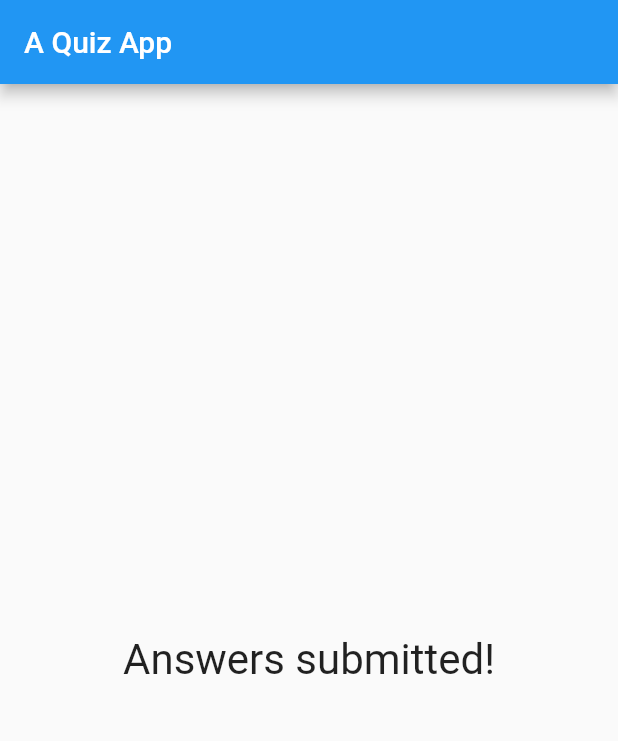
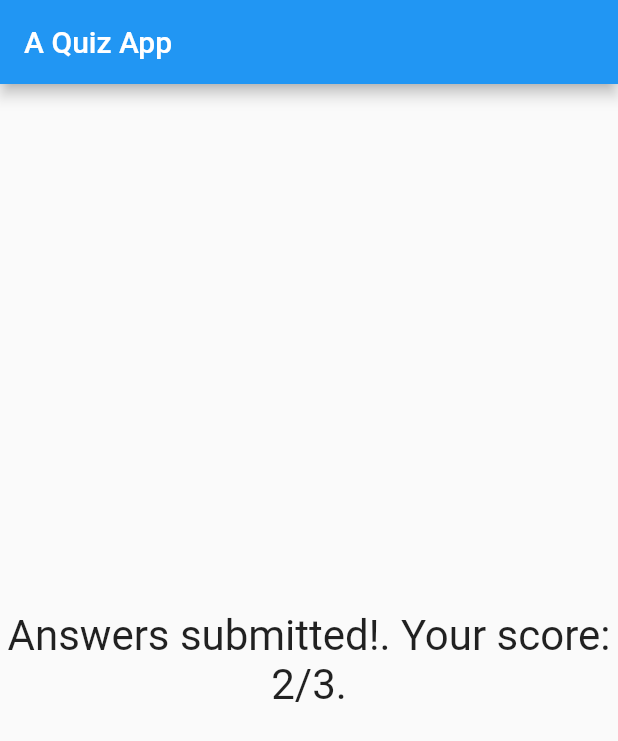
Before and after one commit to nmint8m/learn-flutter, a Flutter app: the screen it shows after launch, after a tap on "A boy", after a tap on "Ron", after a tap on "Hermione Granger", on a phone screen of 412 x 824 dp. Shown: the top 741 px of the screen. Run offline on Flutter 3.47's test engine with Material 2 defaults, Android fonts, the phone set to English and light mode, and no system bars; statements that could not run were skipped.

Commit message:
Calculating a Total Score

```diff
--- a/a_quiz_app/lib/custom-widgets/answer.dart
+++ b/a_quiz_app/lib/custom-widgets/answer.dart
@@ -1,11 +1,16 @@
 import 'package:flutter/material.dart';
 
 class Answer extends StatelessWidget {
+  final int totalScore;
+  final int totalQuestions;
+
+  Answer(this.totalScore, this.totalQuestions);
+
   @override
   Widget build(BuildContext context) {
     return Center(
       child: Text(
-        'Answers submitted!',
+        'Answers submitted!. Your score: $totalScore/$totalQuestions.',
         style: TextStyle(fontSize: 28),
         textAlign: TextAlign.center,
       ),
--- a/a_quiz_app/lib/custom-widgets/question-choice.dart
+++ b/a_quiz_app/lib/custom-widgets/question-choice.dart
@@ -1,19 +1,21 @@
 import 'package:flutter/material.dart';
 
-typedef StringCallback = void Function(String);
+typedef ChoiceCallback = void Function(String, int);
 
 class QuestionChoice extends StatelessWidget {
-  final String choice;
+  final Map<String, Object> choice;
 
   // Passing callback functions arround
   // final Function selectHandler;
   // final VoidCallback selectHandler; // More specific void callback function than Function
-  final StringCallback selectHandler;
+  final ChoiceCallback selectHandler;
 
   QuestionChoice(this.choice, this.selectHandler);
 
   @override
   Widget build(BuildContext context) {
+    String text = choice['text'] as String;
+    int score = choice['score'] as int;
     return Container(
       width: double.infinity,
       margin: EdgeInsets.all(5),
@@ -21,9 +23,9 @@ class QuestionChoice extends StatelessWidget {
         style: ButtonStyle(
           backgroundColor: MaterialStateProperty.all(Colors.green),
         ),
-        child: Text(choice),
+        child: Text(text),
         onPressed: () {
-          selectHandler(choice);
+          selectHandler(text, score);
         },
       ),
     );
--- a/a_quiz_app/lib/custom-widgets/quiz.dart
+++ b/a_quiz_app/lib/custom-widgets/quiz.dart
@@ -5,7 +5,7 @@ import 'package:a_quiz_app/custom-widgets/question-choice.dart';
 class Quiz extends StatelessWidget {
   final List<Map<String, Object>> questions;
   final int questionIndex;
-  final StringCallback answerQuestion;
+  final ChoiceCallback answerQuestion;
 
   Quiz({
     required this.questions,
@@ -20,7 +20,7 @@ class Quiz extends StatelessWidget {
         QuestionTitle(questions[questionIndex]['question'] as String);
 
     // Build question choices
-    List<String> choices = questions[questionIndex]['choices'] as List<String>;
+    List<Map<String, Object>> choices = questions[questionIndex]['choices'] as List<Map<String, Object>>;
     List<Widget> choiceButtons = choices.map((choice) {
       return QuestionChoice(choice, answerQuestion);
     }).toList();
--- a/a_quiz_app/lib/main.dart
+++ b/a_quiz_app/lib/main.dart
@@ -29,30 +29,45 @@ class AQuizApp extends StatefulWidget {
 
 class _AQuizAppState extends State<AQuizApp> {
   var _questionIndex = 0;
+  var _totalScore = 0;
 
   final _questions = const [
     {
       'question': 'Who is Harry Potter?',
-      'choices': ['A boy', 'A girl'],
+      'choices': [
+        {'text': 'A boy', 'score': 1},
+        {'text': 'A girl', 'score': 0},
+      ]
     },
     {
       'question': 'What is his BFFs\'s name?',
-      'choices': ['Dobby', 'Ron', 'Draco'],
+      'choices': [
+        {'text': 'Dobby', 'score': 0},
+        {'text': 'Ron', 'score': 1},
+        {'text': 'Draco', 'score': 0},
+      ],
     },
     {
       'question': 'What is Voldermort\'s real name?',
-      'choices': ['Hermione Granger', 'Lucius Malfoy', 'Tom Riddle'],
+      'choices': [
+        {'text': 'Hermione Granger', 'score': 0},
+        {'text': 'Lucius Malfoy', 'score': 0},
+        {'text': 'Tom Riddle', 'score': 1},
+      ],
     },
   ];
 
-  void _answerQuestion(String answer) {
+  void _answerQuestion(String answer, int score) {
+    _totalScore += score;
     if (_questionIndex < _questions.length) {
       setState(() {
         _questionIndex++;
       });
     }
     print('Selected answer: $answer');
+    print('Selected answer\'s score: $score');
     print('Next question: $_questionIndex');
+    print('Total score: $_totalScore');
   }
 
   @override
@@ -62,7 +77,7 @@ class _AQuizAppState extends State<AQuizApp> {
             questions: _questions,
             questionIndex: _questionIndex,
             answerQuestion: _answerQuestion)
-        : Answer();
+        : Answer(_totalScore, _questions.length);
     return MaterialApp(
       home: Scaffold(
         appBar: AppBar(title: Text('A Quiz App')),
```
Also changed, not shown: images/53. Calculating a Total Score.gif (added).
